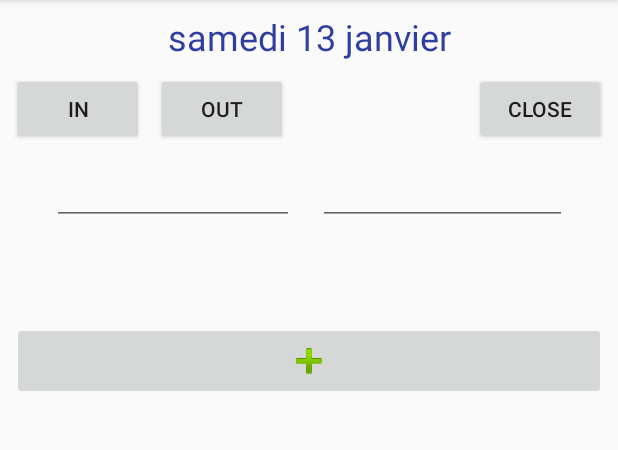
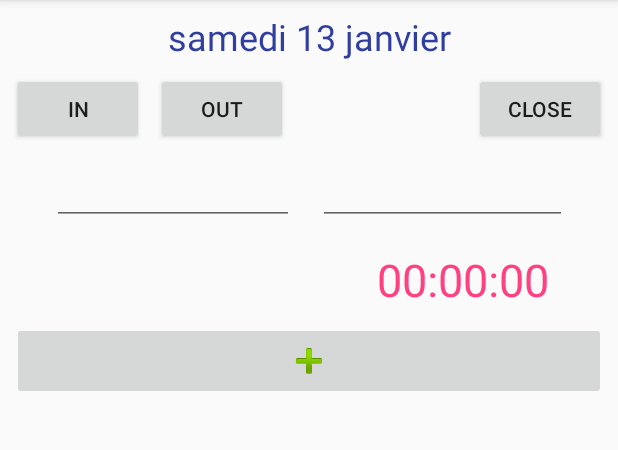
Before and after one commit to leludo044/working-time-keeper, an Android app: the screen it shows after launch (MainActivity), on a phone screen of 412 x 824 dp, the part 84-534 px from its top. Run offline under Robolectric (Android 15) with nearby library versions, the light colour scheme and no system bars.

Commit message:
Load all the duration at startup and display the sum for the current day.

```diff
--- a/app/src/main/java/net/leludo/wtk/MainActivity.java
+++ b/app/src/main/java/net/leludo/wtk/MainActivity.java
@@ -25,12 +25,14 @@ public class MainActivity extends AppCompatActivity {
     private Date today;
     SimpleDateFormat sdf;
     TextView durationText;
+    TextView durationOfTheDayText;
     EditText inEditText;
     EditText outEditText;
     ListView durationList;
     List<Period> periods = new ArrayList<>();
     Period period;
     PeriodDatabase mDB;
+    Duration dailyDuration ;
 
     @Override
     protected void onCreate(Bundle savedInstanceState) {
@@ -50,12 +52,12 @@ public class MainActivity extends AppCompatActivity {
         this.outEditText = (EditText) findViewById(R.id.outTime);
 
         durationText = (TextView) findViewById(R.id.durationText);
+        durationOfTheDayText = (TextView) findViewById(R.id.durationOfTheDayText);
         durationList = (ListView) findViewById(R.id.durationList);
         //periods.add(new Period());
         durationList.setAdapter(new ArrayAdapter<Period>(this, android.R.layout.simple_list_item_1, periods));
 
-        List<Period> periods = mDB.find(this.today);
-        ((ArrayAdapter<Period>)this.durationList.getAdapter()).addAll(periods);
+        this.loadExistingPeriods();
     }
 
     public void onClickClose(View view) {
@@ -94,8 +96,25 @@ public class MainActivity extends AppCompatActivity {
         this.inTime = null ;
         this.outTime = null;
 
+        this.dailyDuration = new Duration(this.dailyDuration.duration()+this.period.duration());
+        this.durationOfTheDayText.setText(this.dailyDuration.format());
+
         //this.period = null ;
         Toast.makeText(this, "Period saved", Toast.LENGTH_SHORT).show();
+    }
+
+    private void loadExistingPeriods() {
+        List<Period> periods = mDB.find(this.today);
+        ((ArrayAdapter<Period>)this.durationList.getAdapter()).addAll(periods);
+
+        long sum = 0 ;
+        for (Period period: periods) {
+            sum += period.duration();
+        }
+
+        this.dailyDuration = new Duration(sum);
+        Log.d("sum", this.dailyDuration.format());
+        this.durationOfTheDayText.setText(this.dailyDuration.format());
     }
 
     @Override
--- a/app/src/main/res/layout/activity_main.xml
+++ b/app/src/main/res/layout/activity_main.xml
@@ -95,10 +95,24 @@
         android:textAlignment="center"
         android:textColor="@color/colorPrimary"
         android:textSize="30sp"
-        app:layout_constraintEnd_toEndOf="parent"
-        app:layout_constraintHorizontal_bias="0.0"
+        app:layout_constraintEnd_toStartOf="@+id/durationOfTheDayText"
         app:layout_constraintStart_toStartOf="parent"
         app:layout_constraintTop_toBottomOf="@+id/inTime" />
+
+    <TextView
+        android:id="@+id/durationOfTheDayText"
+        android:layout_width="0dp"
+        android:layout_height="wrap_content"
+        android:layout_marginEnd="8dp"
+        android:layout_marginStart="8dp"
+        android:layout_marginTop="16dp"
+        android:textAlignment="center"
+        android:textColor="@color/colorAccent"
+        android:textSize="30sp"
+        app:layout_constraintEnd_toEndOf="parent"
+        app:layout_constraintStart_toEndOf="@+id/durationText"
+        app:layout_constraintTop_toBottomOf="@+id/inTime" />
+
 
     <ListView
         android:id="@+id/durationList"
```
